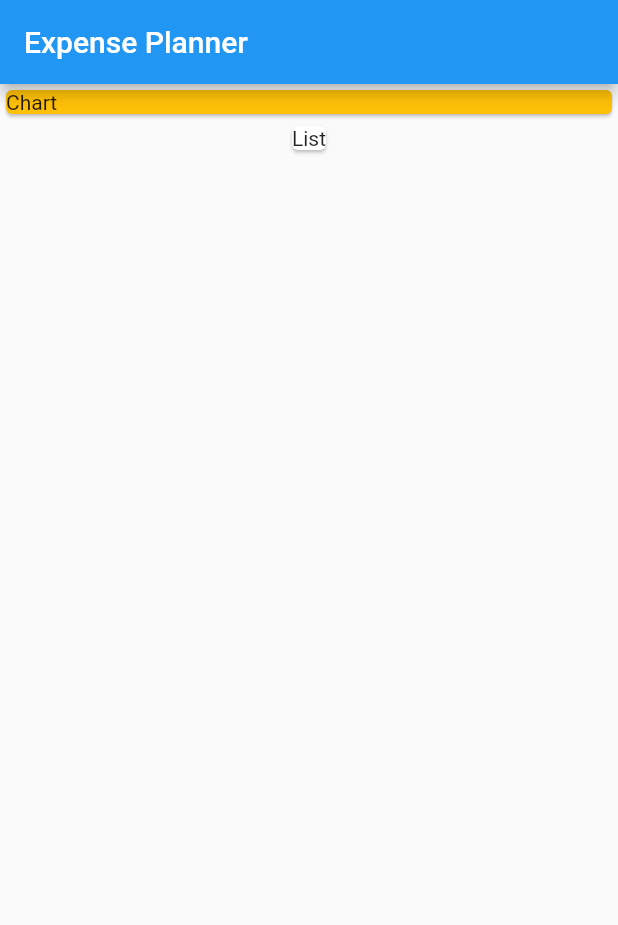
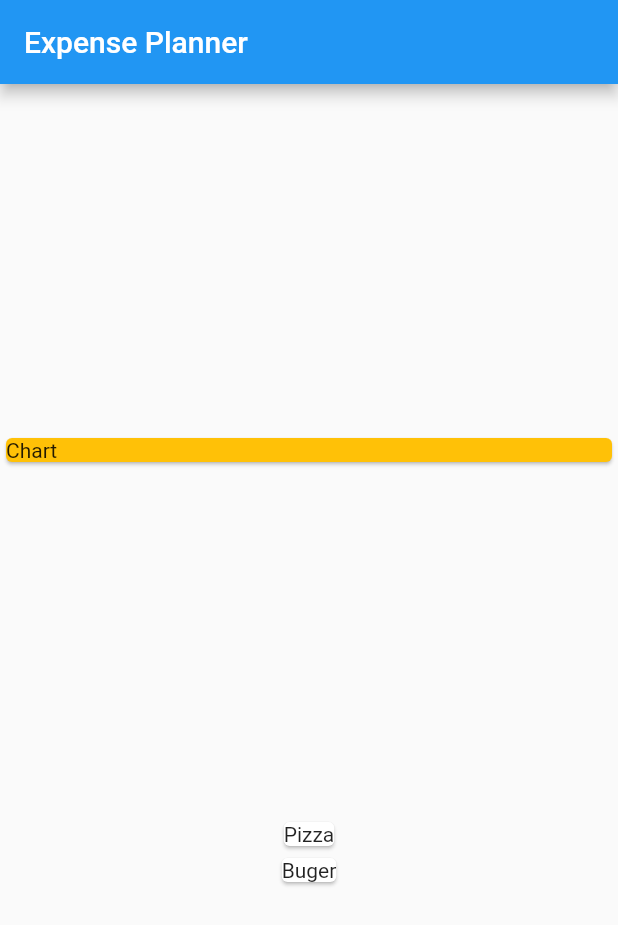
Before and after one commit to AstroEngineeer/Expense_Planner_App, a Flutter app: the screen it shows after launch, on a phone screen of 412 x 824 dp. Shown: the top 925 px of the screen. Run offline on Flutter 3.47's test engine with Material 2 defaults, Android fonts, the phone set to English and light mode, and no system bars.

Commit message:
Basic Structure 1

```diff
--- /dev/null
+++ b/lib/Transcation.dart
@@ -0,0 +1,14 @@
+import 'package:flutter/foundation.dart';
+
+class Transcation {
+  final String id;
+  final String title;
+  final double amt;
+  final DateTime date;
+
+  Transcation(
+      {@required this.id,
+      @required this.title,
+      @required this.amt,
+      @required this.date});
+}
--- a/lib/main.dart
+++ b/lib/main.dart
@@ -1,3 +1,4 @@
+import 'package:Expense_Planner_App/Transcation.dart';
 import 'package:flutter/material.dart';
 
 void main(List<String> args) {
@@ -15,6 +16,11 @@ class MyApp extends StatelessWidget {
 }
 
 class MyAppHome extends StatelessWidget {
+  List transcations = <Transcation>[
+    Transcation(id: "t1", title: "Pizza", amt: 500, date: DateTime.now()),
+    Transcation(id: "t2", title: "Buger", amt: 100, date: DateTime.now())
+  ];
+
   @override
   Widget build(BuildContext context) {
     return Scaffold(
@@ -22,6 +28,8 @@ class MyAppHome extends StatelessWidget {
         title: Text("Expense Planner"),
       ),
       body: Column(
+        crossAxisAlignment: CrossAxisAlignment.center,
+        mainAxisAlignment: MainAxisAlignment.spaceEvenly,
         children: <Widget>[
           Container(
             width: double.infinity,
@@ -30,11 +38,10 @@ class MyAppHome extends StatelessWidget {
               child: Text("Chart"),
             ),
           ),
-          Container(
-            child: Card(
-              child: Text("List"),
-            ),
-          )
+          Column(
+              children: transcations.map((tx) {
+            return Card(child: Text(tx.title));
+          }).toList())
         ],
       ),
     );
```
